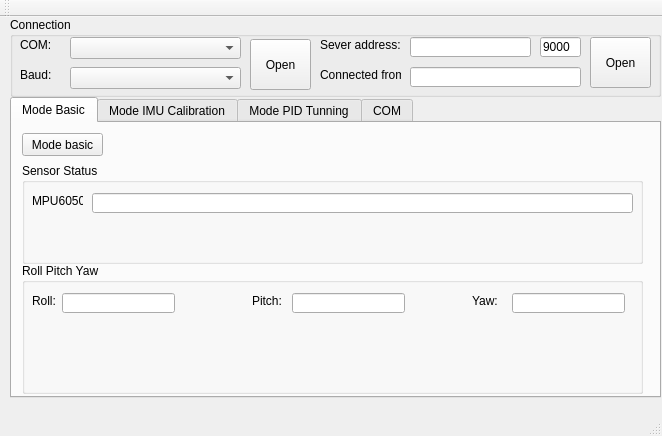
Above: Software/GCSQt/mainwindow.ui from VincentOkala/2WheelsRobot before the change. Below: the same form after it.
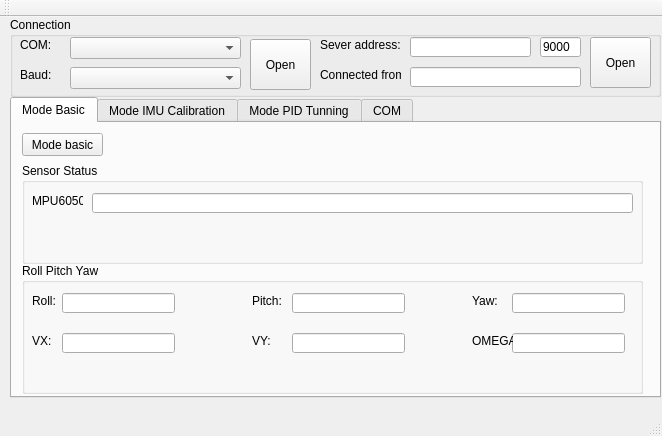
That is the form after the change. The open tabs and pages were chosen to show the change.

```diff
--- a/Software/GCSQt/mainwindow.ui
+++ b/Software/GCSQt/mainwindow.ui
@@ -124,6 +124,75 @@
         </rect>
        </property>
       </widget>
+      <widget class="QLineEdit" name="txtBoxVY">
+       <property name="geometry">
+        <rect>
+         <x>270</x>
+         <y>70</y>
+         <width>113</width>
+         <height>20</height>
+        </rect>
+       </property>
+      </widget>
+      <widget class="QLineEdit" name="txtBoxVX">
+       <property name="geometry">
+        <rect>
+         <x>40</x>
+         <y>70</y>
+         <width>113</width>
+         <height>20</height>
+        </rect>
+       </property>
+      </widget>
+      <widget class="QLineEdit" name="txtBoxOMEGA">
+       <property name="geometry">
+        <rect>
+         <x>490</x>
+         <y>70</y>
+         <width>113</width>
+         <height>20</height>
+        </rect>
+       </property>
+      </widget>
+      <widget class="QLabel" name="label_61">
+       <property name="geometry">
+        <rect>
+         <x>10</x>
+         <y>70</y>
+         <width>31</width>
+         <height>16</height>
+        </rect>
+       </property>
+       <property name="text">
+        <string>VX:</string>
+       </property>
+      </widget>
+      <widget class="QLabel" name="label_62">
+       <property name="geometry">
+        <rect>
+         <x>230</x>
+         <y>70</y>
+         <width>31</width>
+         <height>16</height>
+        </rect>
+       </property>
+       <property name="text">
+        <string>VY:</string>
+       </property>
+      </widget>
+      <widget class="QLabel" name="label_63">
+       <property name="geometry">
+        <rect>
+         <x>450</x>
+         <y>70</y>
+         <width>41</width>
+         <height>16</height>
+        </rect>
+       </property>
+       <property name="text">
+        <string>OMEGA:</string>
+       </property>
+      </widget>
      </widget>
      <widget class="QGroupBox" name="groupBox_13">
       <property name="geometry">
```
Left out of the diff: 11 changed lines with no effect on the pictures.
